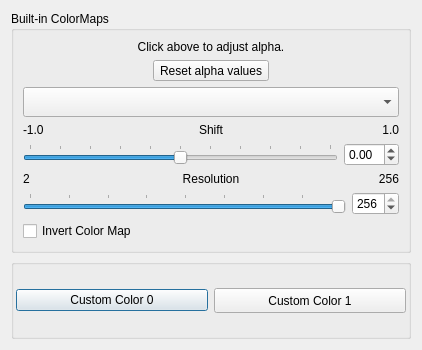
SCIInstitute/SCIRun, file src/Interface/Modules/Visualization/CreateStandardColorMap.ui: the form before one commit.
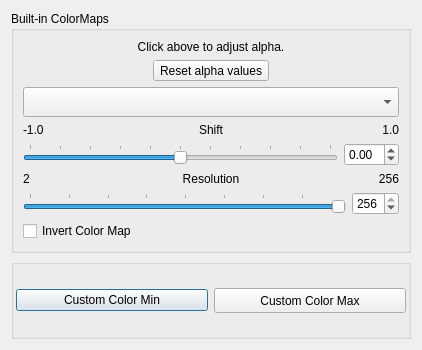
The form after the commit.

Commit message: changed custom color ui

What changed in the file:
```diff
--- a/src/Interface/Modules/Visualization/CreateStandardColorMap.ui
+++ b/src/Interface/Modules/Visualization/CreateStandardColorMap.ui
@@ -269,7 +269,7 @@
       <item>
        <widget class="QPushButton" name="customColorButton0_">
         <property name="text">
-         <string>Custom Color 0</string>
+         <string>Custom Color Min</string>
         </property>
        </widget>
       </item>
@@ -285,7 +285,7 @@
          </size>
         </property>
         <property name="text">
-         <string>Custom Color 1</string>
+         <string>Custom Color Max</string>
         </property>
        </widget>
       </item>
```
